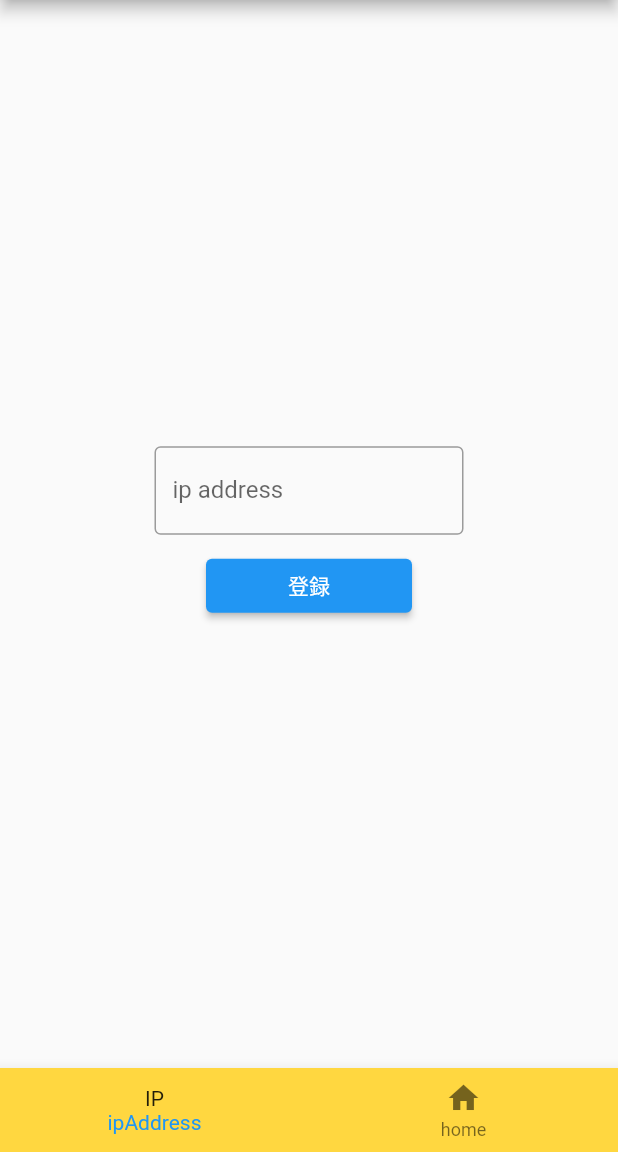
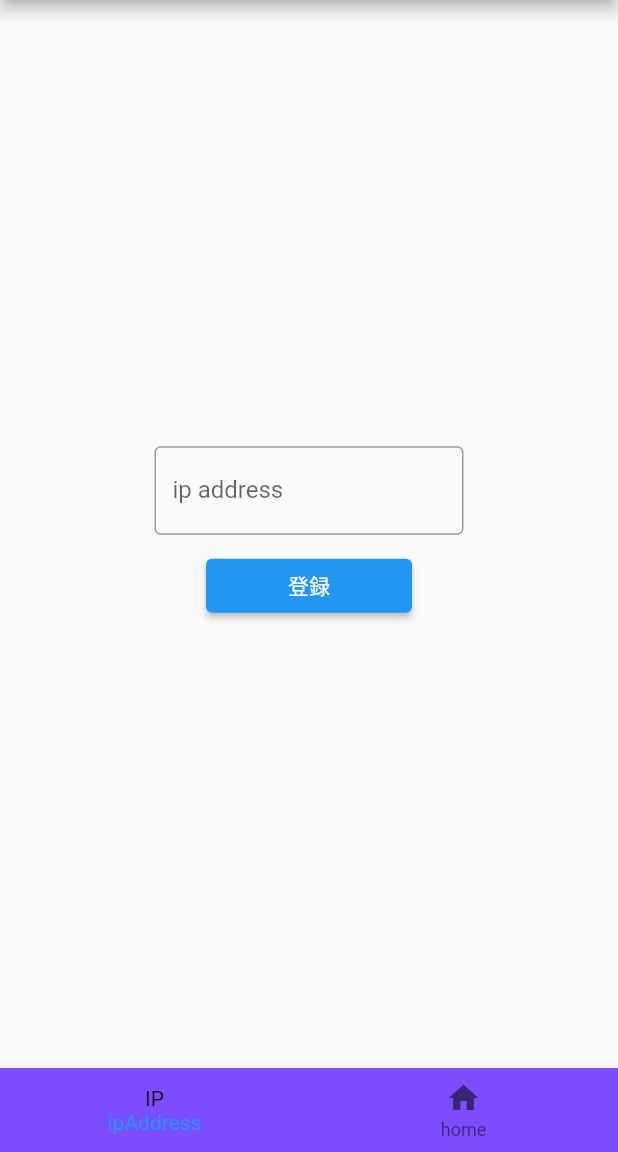
Before and after one commit to kazu-yamy/dego, a Flutter app: the screen it shows after launch, on a phone screen of 412 x 824 dp, the part 84-1236 px from its top. Run offline on Flutter 3.47's test engine with Material 2 defaults, Android fonts, the phone set to English and light mode, and no system bars; our stand-ins replace cached_network_image, dio, flutter_riverpod, fluttertoast.

Commit message:
change application Theme color

```diff
--- a/lib/main.dart
+++ b/lib/main.dart
@@ -11,9 +11,13 @@ class MyApp extends StatelessWidget {
 
   @override
   Widget build(BuildContext context) {
+    ThemeMode mode = ThemeMode.system;
     return MaterialApp(
       debugShowCheckedModeBanner: false,
       title: 'Dego',
+      theme: ThemeData.light(),
+      darkTheme: ThemeData.dark(),
+      themeMode: mode,
       home: BaseTabView(),
     );
   }
--- a/lib/views/base_tab_view.dart
+++ b/lib/views/base_tab_view.dart
@@ -22,16 +22,27 @@ class BaseTabView extends ConsumerWidget {
       appBar: AppBar(title: const Text("Dego")),
       body: widgets[view.index],
       bottomNavigationBar: BottomNavigationBar(
-        items: const [
-          BottomNavigationBarItem(icon: Text("IP"), label: 'ipAddress'),
-          BottomNavigationBarItem(icon: Icon(Icons.home), label: 'home')
-        ],
-        currentIndex: view.index,
-        onTap: (int index) => ref.read(baseTabViewProvider.notifier).state =
-            ViewType.values[index],
-        type: BottomNavigationBarType.fixed,
-        backgroundColor: Colors.amberAccent,
-      ),
+          items: [
+            BottomNavigationBarItem(
+                icon: const Text("IP"),
+                label: 'ipAddress',
+                backgroundColor:
+                    Colors.deepPurpleAccent.computeLuminance() > 0.5
+                        ? Colors.black
+                        : Colors.white),
+            BottomNavigationBarItem(
+                icon: const Icon(Icons.home),
+                label: 'home',
+                backgroundColor:
+                    Colors.deepPurpleAccent.computeLuminance() > 0.5
+                        ? Colors.black
+                        : Colors.white),
+          ],
+          currentIndex: view.index,
+          onTap: (int index) => ref.read(baseTabViewProvider.notifier).state =
+              ViewType.values[index],
+          type: BottomNavigationBarType.fixed,
+          backgroundColor: Colors.deepPurpleAccent),
     );
   }
 }
```
